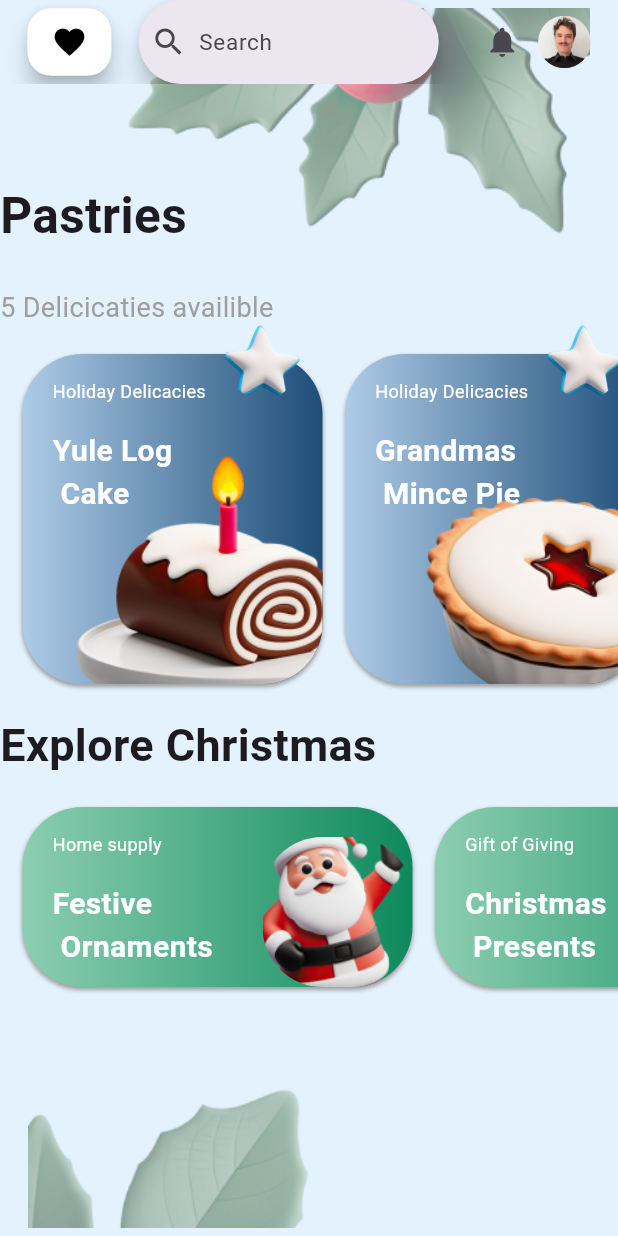
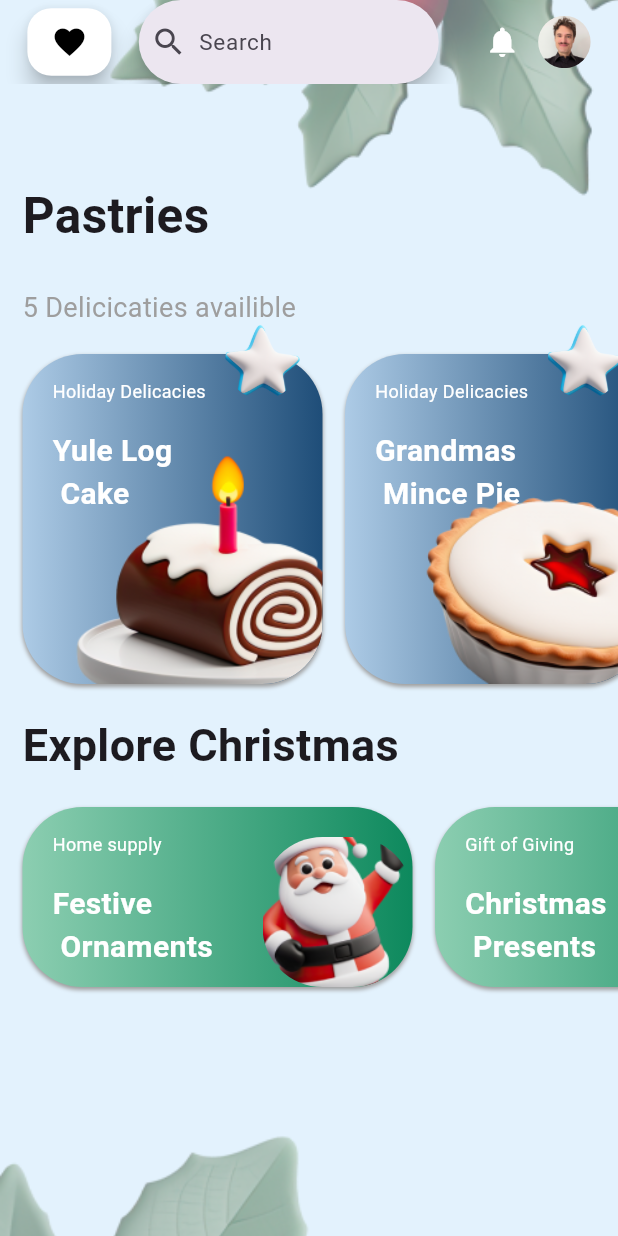
Before and after one commit to RaphaelBirkl1991/app_akademie_simple_christmas-app, a Flutter app: the screen it shows after launch, on a phone screen of 412 x 824 dp. Run offline on Flutter 3.47's test engine with Material 3 defaults, Android fonts, the phone set to English and light mode, and no system bars.

Commit message:
readme updated

```diff
--- a/lib/main.dart
+++ b/lib/main.dart
@@ -1,5 +1,5 @@
 import 'package:christmas_app/green_raised_gradient_button.dart';
-import 'package:christmas_app/pastries_btn.dart';
+
 import 'package:christmas_app/blue_raised_gradient_button.dart';
 
 import 'package:flutter/material.dart';
@@ -14,7 +14,7 @@ class MainApp extends StatelessWidget {
   MainApp({Key? key}) : super(key: key);
 
   void openDrawer() {
-    print("FloatingActionButton wurde gedrückt");
+    print("in method: open drawer");
     _scaffoldKey.currentState?.openDrawer();
   }
 
@@ -33,11 +33,11 @@ class MainApp extends StatelessWidget {
                 height: 45,
                 child: FloatingActionButton(
                   backgroundColor: Colors.white,
+                  onPressed: openDrawer,
                   child: const Icon(
                     Icons.favorite,
                     color: Colors.black,
                   ),
-                  onPressed: openDrawer,
                 ),
               ),
               const Spacer(),
@@ -48,6 +48,7 @@ class MainApp extends StatelessWidget {
                   hintText: "Search",
                   hintStyle: MaterialStatePropertyAll(TextStyle(fontSize: 15)),
                   leading: Icon(Icons.search),
+
                   //  overlayColor: Color(Color.fromRGBO(255, 255, 255, 1)),
                   padding:
                       MaterialStatePropertyAll<EdgeInsets>(EdgeInsets.all(8.0)),
@@ -57,7 +58,8 @@ class MainApp extends StatelessWidget {
               IconButton(
                 padding: const EdgeInsets.all(4.0),
                 onPressed: () {},
-                  icon: const Icon(Icons.notifications)),
+                icon: const Icon(Icons.notifications, color: Colors.white),
+              ),
               Container(
                 width: 35,
                 height: 35,
@@ -69,25 +71,42 @@ class MainApp extends StatelessWidget {
               ),
               const Spacer(),
             ]),
-        body: Container(
+        body: Stack(
+          children: [
+            Container(
               decoration: const BoxDecoration(
                 image: DecorationImage(
                   image: AssetImage("assets/images/branch_BG.png"),
+                  fit: BoxFit.cover,
                 ),
               ),
-          child: Column(
+            ),
+            Column(
               mainAxisAlignment: MainAxisAlignment.start,
               crossAxisAlignment: CrossAxisAlignment.start,
               children: [
                 const SizedBox(height: 120),
-              const Text("Pastries",
-                  style: TextStyle(fontSize: 33, fontWeight: FontWeight.bold)),
-              SizedBox(height: 25),
-              const Text(
+                const Row(
+                  children: [
+                    SizedBox(width: 15),
+                    Text(
+                      "Pastries",
+                      style:
+                          TextStyle(fontSize: 33, fontWeight: FontWeight.bold),
+                    ),
+                  ],
+                ),
+                const SizedBox(height: 25),
+                const Row(
+                  children: [
+                    SizedBox(width: 15),
+                    Text(
                       "5 Delicicaties availible",
                       style: TextStyle(color: Colors.grey, fontSize: 18),
                     ),
-              SizedBox(height: 18),
+                  ],
+                ),
+                const SizedBox(height: 18),
                 SizedBox(
                   height: 220,
                   child: ListView(
@@ -123,10 +142,18 @@ class MainApp extends StatelessWidget {
                     ],
                   ),
                 ),
-              SizedBox(height: 19),
-              const Text("Explore Christmas",
-                  style: TextStyle(fontSize: 30, fontWeight: FontWeight.bold)),
-              SizedBox(height: 20),
+                const SizedBox(height: 19),
+                const Row(
+                  children: [
+                    SizedBox(width: 15),
+                    Text(
+                      "Explore Christmas",
+                      style:
+                          TextStyle(fontSize: 30, fontWeight: FontWeight.bold),
+                    ),
+                  ],
+                ),
+                const SizedBox(height: 20),
                 SizedBox(
                   height: 120,
                   child: ListView(
@@ -166,6 +193,7 @@ class MainApp extends StatelessWidget {
                 ),
               ],
             ),
+          ],
         ),
       ),
     );
--- a/lib/pastries_btn.dart
+++ b/lib/pastries_btn.dart
@@ -18,7 +18,7 @@ class PastriesBtn extends StatelessWidget {
         shape: RoundedRectangleBorder(
           borderRadius: BorderRadius.circular(40.0),
         ),
-        backgroundColor: Color.fromRGBO(90, 128, 164, 1),
+        backgroundColor: const Color.fromRGBO(90, 128, 164, 1),
         padding: const EdgeInsets.all(20),
       ),
       child: Stack(
```
Also changed, not shown: assets/markdown-assets/design-christmasapp_01.png (renamed from design-christmasapp_01.png), assets/markdown-assets/design-christmasapp_02.png (renamed from design-christmasapp_02.png), assets/markdown-assets/flutter-screen.png (added), 1 other file. Lines whose indentation alone changed are shown as unchanged.
